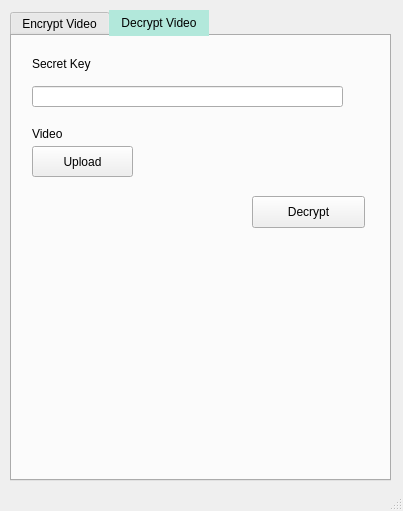
lido1500/Video-Steganography, file gui/draft.ui: the form before one commit.
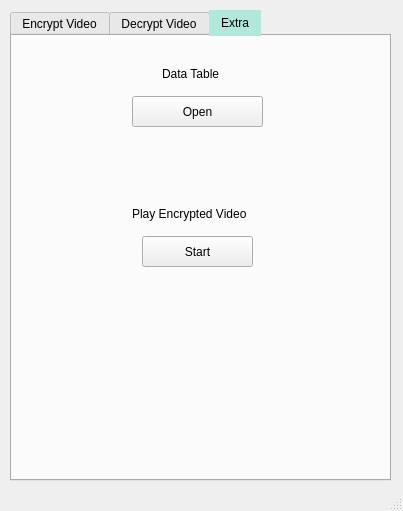
The form after the commit.

Commit message: New Tab Extra added

What changed in the file:
```diff
--- a/gui/draft.ui
+++ b/gui/draft.ui
@@ -104,7 +104,7 @@
      <enum>QTabWidget::Rounded</enum>
     </property>
     <property name="currentIndex">
-     <number>1</number>
+     <number>2</number>
     </property>
     <property name="elideMode">
      <enum>Qt::ElideLeft</enum>
@@ -321,6 +321,66 @@
       </property>
      </widget>
     </widget>
+    <widget class="QWidget" name="extra">
+     <property name="enabled">
+      <bool>true</bool>
+     </property>
+     <attribute name="title">
+      <string>Extra</string>
+     </attribute>
+     <widget class="QPushButton" name="ex_btn_open">
+      <property name="geometry">
+       <rect>
+        <x>120</x>
+        <y>60</y>
+        <width>131</width>
+        <height>31</height>
+       </rect>
+      </property>
+      <property name="text">
+       <string>Open</string>
+      </property>
+     </widget>
+     <widget class="QLabel" name="ex_lbl_data_tbl">
+      <property name="geometry">
+       <rect>
+        <x>150</x>
+        <y>30</y>
+        <width>71</width>
+        <height>16</height>
+       </rect>
+      </property>
+      <property name="text">
+       <string>Data Table</string>
+      </property>
+     </widget>
+     <widget class="QPushButton" name="ex_btn_start">
+      <property name="geometry">
+       <rect>
+        <x>130</x>
+        <y>200</y>
+        <width>111</width>
+        <height>31</height>
+       </rect>
+      </property>
+      <property name="text">
+       <string>Start</string>
+      </property>
+     </widget>
+     <widget class="QLabel" name="ex_lbl_play_vid">
+      <property name="geometry">
+       <rect>
+        <x>120</x>
+        <y>170</y>
+        <width>131</width>
+        <height>16</height>
+       </rect>
+      </property>
+      <property name="text">
+       <string>Play Encrypted Video</string>
+      </property>
+     </widget>
+    </widget>
    </widget>
   </widget>
   <widget class="QStatusBar" name="statusbar"/>
```
The commit also changes 9 other files.
